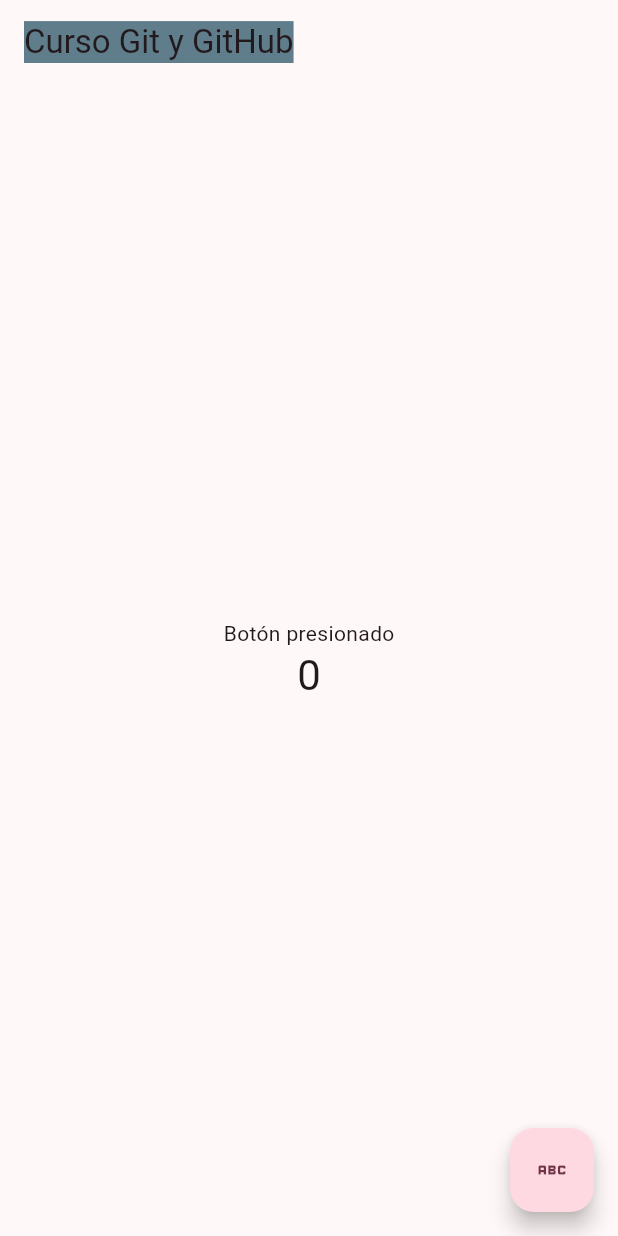
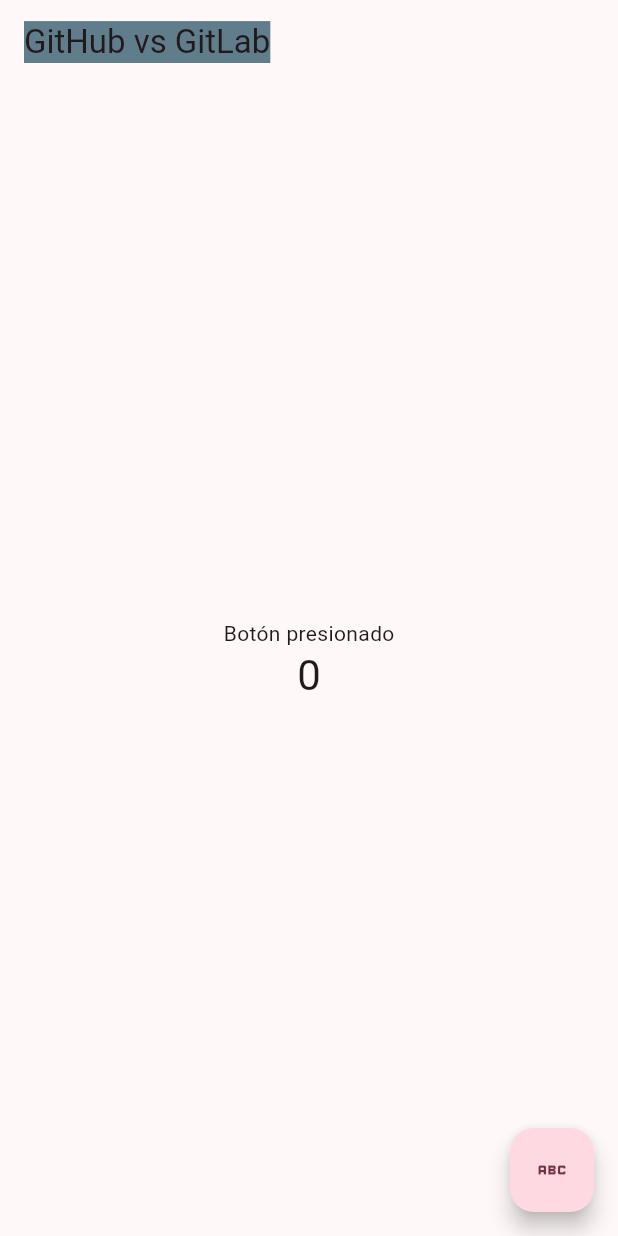
Before and after one commit to joanhernandez-costa/curso_git, a Flutter app: the screen it shows after launch, on a phone screen of 412 x 824 dp. Run offline on Flutter 3.47's test engine with Material 3 defaults, Android fonts, the phone set to English and light mode, and no system bars.

Commit message:
Se actualizó el título a GitHub vs GitLab

```diff
--- a/lib/main.dart
+++ b/lib/main.dart
@@ -17,7 +17,7 @@ class MyApp extends StatelessWidget {
         colorScheme: ColorScheme.fromSeed(seedColor: Colors.black),
         useMaterial3: true,
       ),
-      home: const MyHomePage(title: 'Curso Git y GitHub'),
+      home: const MyHomePage(title: 'GitHub vs GitLab'),
     );
   }
 }
```
